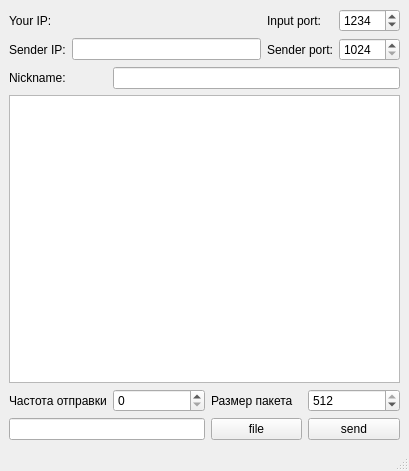
Above: client/mainwindow.ui from HanSoloCh/ChatApp before the change. Below: the same form after it.
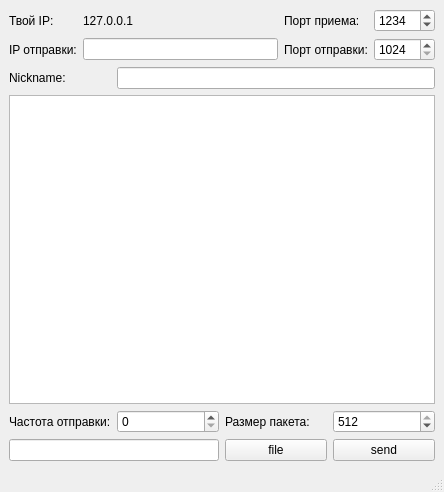
That is the form after the change.

Diff of the .ui file:
```diff
--- a/client/mainwindow.ui
+++ b/client/mainwindow.ui
@@ -6,8 +6,8 @@
    <rect>
     <x>0</x>
     <y>0</y>
-    <width>409</width>
-    <height>471</height>
+    <width>444</width>
+    <height>492</height>
    </rect>
   </property>
   <property name="windowTitle">
@@ -20,14 +20,14 @@
       <item row="0" column="0">
        <widget class="QLabel" name="label_5">
         <property name="text">
-         <string>Your IP:</string>
+         <string>Твой IP:</string>
         </property>
        </widget>
       </item>
       <item row="0" column="1">
        <widget class="QLabel" name="currentIP">
         <property name="text">
-         <string/>
+         <string>127.0.0.1</string>
         </property>
        </widget>
       </item>
@@ -37,7 +37,7 @@
          <number>0</number>
         </property>
         <property name="text">
-         <string>Input port:</string>
+         <string>Порт приема:</string>
         </property>
        </widget>
       </item>
@@ -57,7 +57,7 @@
       <item row="1" column="0">
        <widget class="QLabel" name="label_3">
         <property name="text">
-         <string>Sender IP:</string>
+         <string>IP отправки:</string>
         </property>
        </widget>
       </item>
@@ -67,7 +67,7 @@
       <item row="1" column="2">
        <widget class="QLabel" name="label_4">
         <property name="text">
-         <string>Sender port:</string>
+         <string>Порт отправки:</string>
         </property>
        </widget>
       </item>
@@ -96,7 +96,7 @@
     <item row="3" column="0">
      <widget class="QLabel" name="label_2">
       <property name="text">
-       <string>Частота отправки</string>
+       <string>Частота отправки:</string>
       </property>
      </widget>
     </item>
@@ -106,7 +106,7 @@
     <item row="3" column="2">
      <widget class="QLabel" name="label">
       <property name="text">
-       <string>Размер пакета</string>
+       <string>Размер пакета:</string>
       </property>
      </widget>
     </item>
```
Left out of the diff: 2 changed lines with no effect on the pictures.
